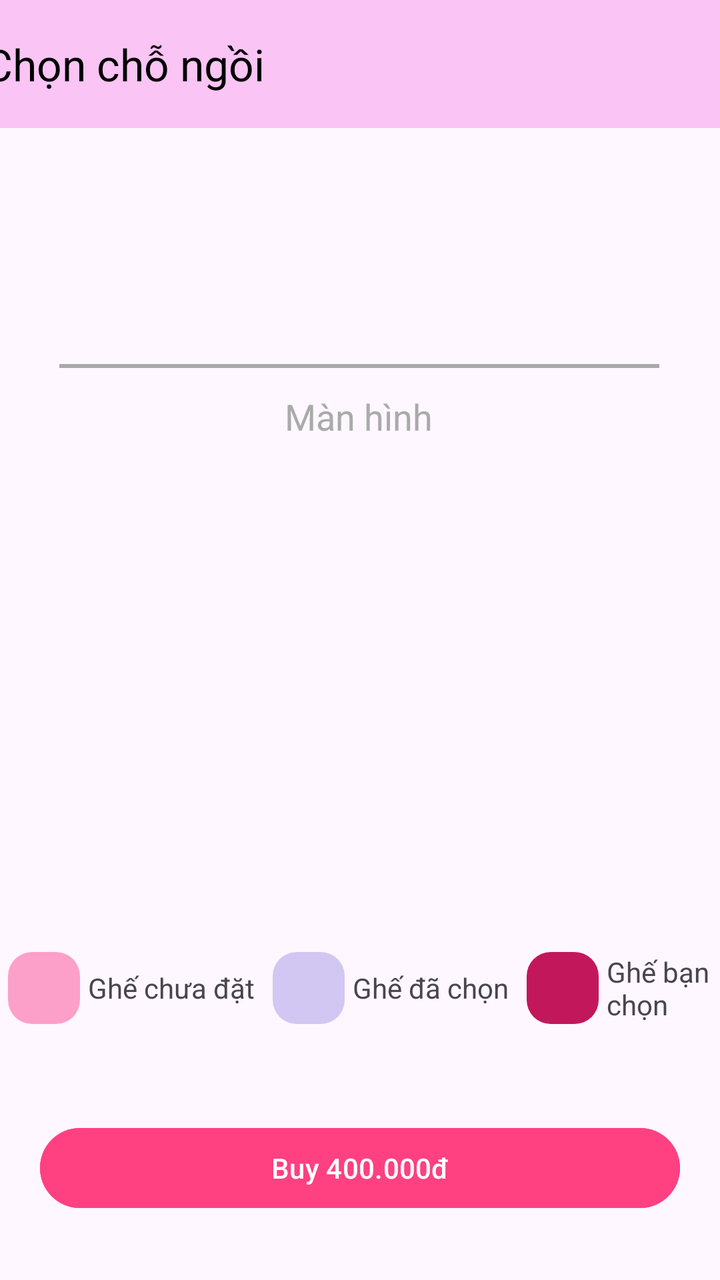
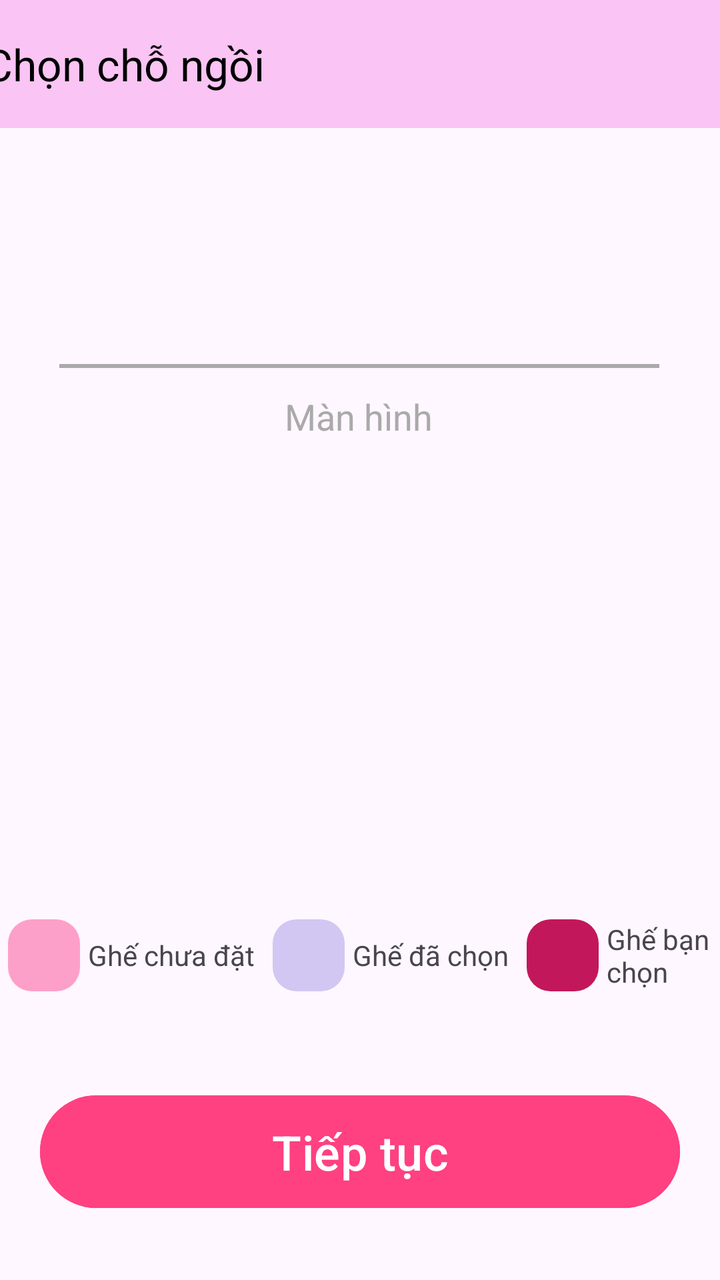

Compare the two renders of this Android layout. The source of the first and the diff that turns it into the second are given below.
<!-- AndroidManifest.xml: application theme Theme.PRM392G2MovieBookingMobileApp -->
<!-- res/layout/activity_seats_booking.xml -->
<?xml version="1.0" encoding="utf-8"?>
<androidx.constraintlayout.widget.ConstraintLayout xmlns:android="http://schemas.android.com/apk/res/android"
    xmlns:tools="http://schemas.android.com/tools"
    android:layout_width="match_parent"
    android:layout_height="match_parent"
    xmlns:app="http://schemas.android.com/apk/res-auto">


    <androidx.appcompat.widget.Toolbar
        android:id="@+id/toolbar2"
        android:layout_width="409dp"
        android:layout_height="wrap_content"
        android:background="#44ED38D4"
        android:minHeight="?attr/actionBarSize"
        android:theme="?attr/actionBarTheme"
        app:layout_constraintEnd_toEndOf="parent"
        app:layout_constraintStart_toStartOf="parent"
        app:layout_constraintTop_toTopOf="parent"
        app:title="Chọn chỗ ngồi"
        app:titleTextColor="#000000"
        />

    
    <TextView
        android:id="@+id/tvCenter"
        android:layout_width="wrap_content"
        android:layout_height="wrap_content"
        android:layout_marginTop="132dp"
        android:text="Màn hình"
        android:textColor="@android:color/darker_gray"
        android:textSize="18sp"
        app:layout_constraintEnd_toEndOf="parent"
        app:layout_constraintHorizontal_bias="0.498"
        app:layout_constraintStart_toStartOf="parent"
        app:layout_constraintTop_toBottomOf="@+id/toolbar2" />

    <View
        android:id="@+id/curvedLine"
        android:layout_width="300dp"
        android:layout_height="2dp"
        android:layout_marginBottom="12dp"
        android:background="@android:color/darker_gray"
        app:layout_constraintBottom_toTopOf="@+id/tvCenter"
        app:layout_constraintEnd_toEndOf="parent"
        app:layout_constraintHorizontal_bias="0.495"
        app:layout_constraintStart_toStartOf="parent"
        app:layout_constraintTop_toBottomOf="@+id/toolbar2"
        app:layout_constraintVertical_bias="1.0" />


    <androidx.recyclerview.widget.RecyclerView
        android:id="@+id/seatRecyclerView"
        android:layout_width="374dp"
        android:layout_height="wrap_content"
        android:layout_gravity="center"
        android:layout_marginTop="20dp"
        android:padding="8dp"
        app:layout_constraintBottom_toTopOf="@+id/btnBuy"
        app:layout_constraintEnd_toEndOf="parent"
        app:layout_constraintHorizontal_bias="0.4"
        app:layout_constraintStart_toStartOf="parent"
        app:layout_constraintTop_toBottomOf="@id/curvedLine"
        app:layout_constraintVertical_bias="0.318" />


    <LinearLayout
        android:layout_width="match_parent"
        android:layout_height="wrap_content"
        android:layout_marginBottom="44dp"
        android:orientation="horizontal"
        app:layout_constraintBottom_toTopOf="@+id/btnBuy"
        tools:layout_editor_absoluteX="0dp"
        android:gravity="center_horizontal"
        >

        <LinearLayout
            android:layout_width="wrap_content"
            android:layout_height="wrap_content"
            android:gravity="center_vertical"
            >

            <ImageView
                android:layout_width="36dp"
                android:layout_height="36dp"
                android:layout_margin="4dp"
                android:contentDescription="Available seat"
                android:src="@drawable/available_seat" />

            <TextView
                android:layout_width="wrap_content"
                android:layout_height="wrap_content"
                android:text="Ghế chưa đặt"
                />

        </LinearLayout>

        <LinearLayout
            android:layout_width="wrap_content"
            android:layout_height="wrap_content"
            android:gravity="center_vertical"
            android:layout_marginStart="5dp"
            >

            <ImageView
                android:layout_width="36dp"
                android:layout_height="36dp"
                android:layout_margin="4dp"
                android:contentDescription="Available seat"
                android:src="@drawable/reserved_seat" />

            <TextView
                android:layout_width="wrap_content"
                android:layout_height="wrap_content"
                android:text="Ghế đã chọn"
                />

        </LinearLayout>

        <LinearLayout
            android:layout_width="wrap_content"
            android:layout_height="wrap_content"
            android:gravity="center_vertical"
            android:layout_marginStart="5dp"
            >

            <ImageView
                android:layout_width="36dp"
                android:layout_height="36dp"
                android:layout_margin="4dp"
                android:contentDescription="Available seat"
                android:src="@drawable/seat_selected" />

            <TextView
                android:layout_width="wrap_content"
                android:layout_height="wrap_content"
                android:text="Ghế bạn chọn" />

        </LinearLayout>


    </LinearLayout>

    <Button
        android:id="@+id/btnBuy"
        android:layout_width="0dp"
        android:layout_height="wrap_content"
        android:layout_marginHorizontal="20dp"
        android:text="Buy 400.000đ"
        android:backgroundTint="@color/colorPrimary"
        android:textColor="@android:color/white"
        app:layout_constraintStart_toStartOf="parent"
        app:layout_constraintEnd_toEndOf="parent"
        app:layout_constraintBottom_toBottomOf="parent"
        android:layout_marginTop="16dp"
        android:layout_marginBottom="32dp" />

</androidx.constraintlayout.widget.ConstraintLayout>
<!-- resources referenced by this layout -->
<resources>
  <color name="colorPrimary">#FF4081</color>
  <!-- drawable available_seat (drawable) -->
  <?xml version="1.0" encoding="utf-8"?>
  <shape xmlns:android="http://schemas.android.com/apk/res/android"
      android:shape="rectangle">
  
      
      <solid android:color="#FDA0C9"/> 
  
      
      <corners android:radius="12dp"/> 
  
      
      <padding android:left="3dp"
          android:right="3dp"
          android:top="3dp"
          android:bottom="3dp"/>
  </shape>
  <!-- drawable reserved_seat (drawable) -->
  <?xml version="1.0" encoding="utf-8"?>
  <shape xmlns:android="http://schemas.android.com/apk/res/android"
      android:shape="rectangle">
  
      
      
      <solid android:color="#D2C7F2"/> 
  
      
      <corners android:radius="12dp"/> 
  
      
      <padding android:left="3dp"
          android:right="3dp"
          android:top="3dp"
          android:bottom="3dp"/>
  </shape>
  <!-- drawable seat_selected (drawable) -->
  <?xml version="1.0" encoding="utf-8"?>
  <shape xmlns:android="http://schemas.android.com/apk/res/android"
      android:shape="rectangle">
  
      
      <solid android:color="@color/colorPrimaryDark"/> 
  
      
      <corners android:radius="12dp"/> 
  
      
      <padding android:left="3dp"
          android:right="3dp"
          android:top="3dp"
          android:bottom="3dp"/>
  </shape>
  <style name="Theme.PRM392G2MovieBookingMobileApp" parent="Base.Theme.PRM392G2MovieBookingMobileApp" />
  <color name="colorPrimaryDark">#C2185B</color>
  <style name="Base.Theme.PRM392G2MovieBookingMobileApp" parent="Theme.Material3.DayNight.NoActionBar">
          
          
      </style>
</resources>

<!-- the commit's change to res/layout/activity_seats_booking.xml (unified diff, before → after) -->
@@ -145,7 +145,9 @@
         android:layout_width="0dp"
         android:layout_height="wrap_content"
         android:layout_marginHorizontal="20dp"
-        android:text="Buy 400.000đ"
+        android:text="Tiếp tục"
+        android:paddingVertical="12dp"
+        android:textSize="24sp"
         android:backgroundTint="@color/colorPrimary"
         android:textColor="@android:color/white"
         app:layout_constraintStart_toStartOf="parent"
